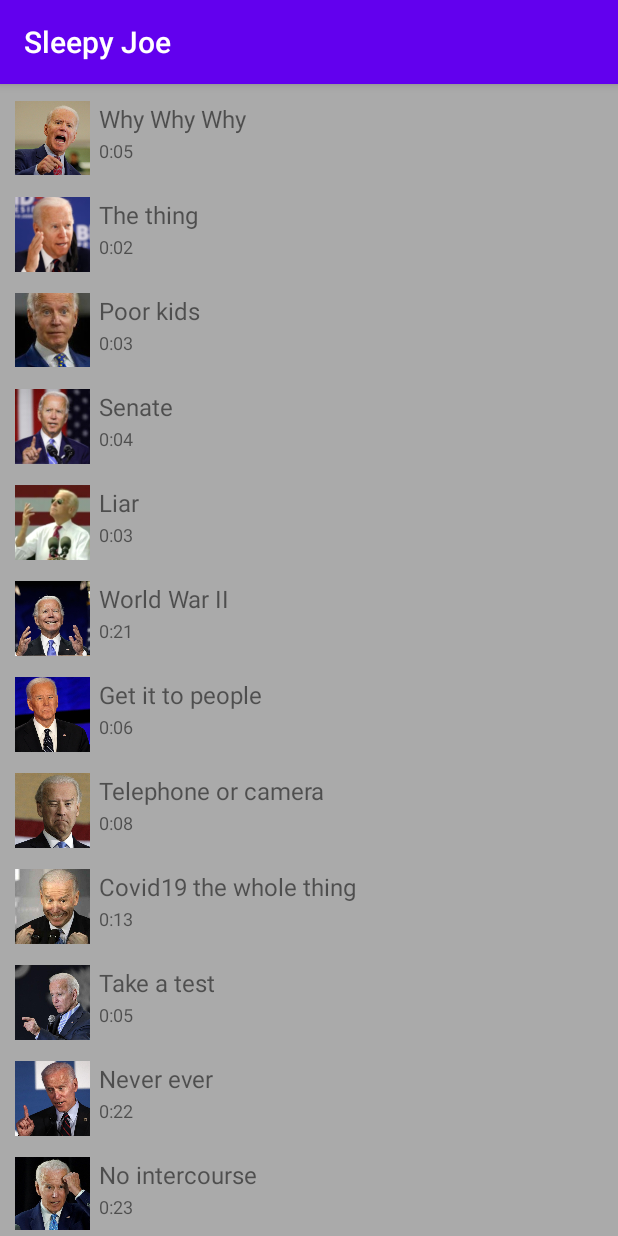
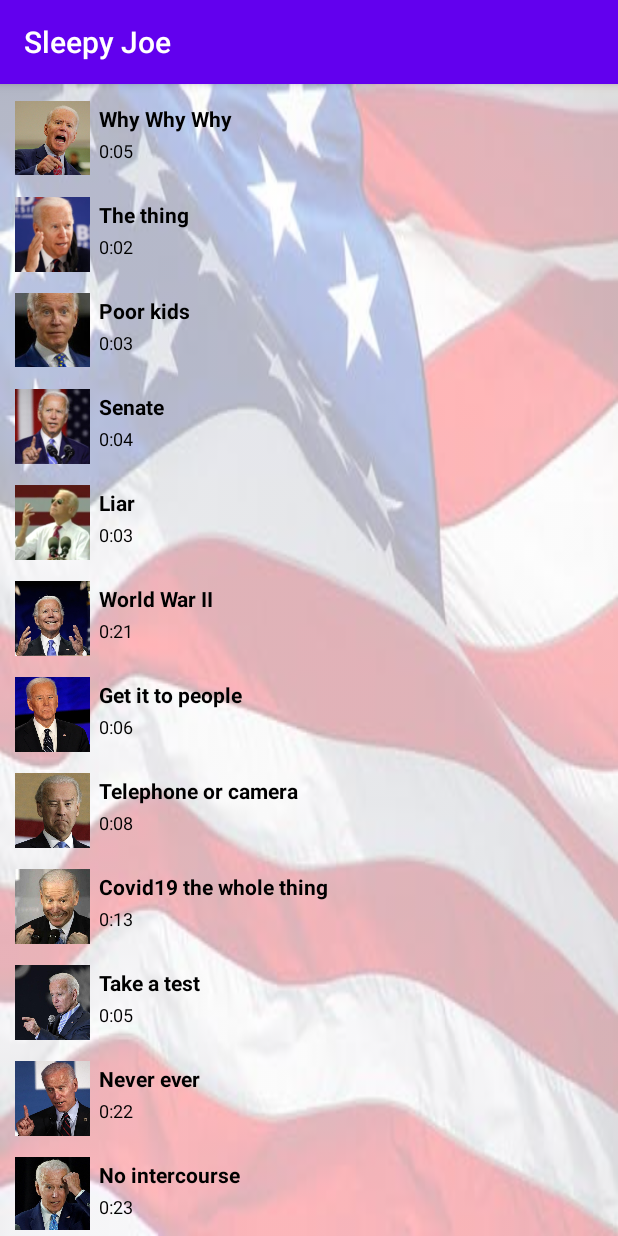
Before and after one commit to SonnyBurnett/SleepyJoe, an Android app: the screen it shows after launch (MainActivity), on a phone screen of 412 x 824 dp. Run offline under Robolectric (Android 15) with nearby library versions, the phone set to English and light mode, and no system bars.

Commit message:
new background

```diff
--- a/app/src/main/res/layout/activity_main.xml
+++ b/app/src/main/res/layout/activity_main.xml
@@ -10,7 +10,9 @@ android:layout_height="match_parent">
     android:layout_height="0dp"
     android:scrollbars="vertical"
     android:padding="4dp"
-    android:background="@android:color/darker_gray"
+    android:background="@drawable/amerikaansevlag"
+    android:backgroundTint="#AFFFFFFF"
+    android:backgroundTintMode="src_over"
     app:layout_constraintBottom_toBottomOf="parent"
     app:layout_constraintEnd_toEndOf="parent"
     app:layout_constraintStart_toStartOf="parent"
--- a/app/src/main/res/layout/row_layout.xml
+++ b/app/src/main/res/layout/row_layout.xml
@@ -15,18 +15,6 @@
         android:src="@mipmap/ic_launcher" />
 
     <TextView
-        android:id="@+id/secondLine"
-        android:layout_width="fill_parent"
-        android:layout_height="26dip"
-        android:layout_alignParentBottom="true"
-        android:layout_alignParentRight="true"
-        android:layout_toRightOf="@id/icon"
-        android:ellipsize="marquee"
-        android:text="Description"
-        android:textSize="12sp"
-        android:singleLine="true" />
-
-    <TextView
         android:id="@+id/firstLine"
         android:layout_width="fill_parent"
         android:layout_height="wrap_content"
@@ -36,7 +24,24 @@
         android:layout_alignWithParentIfMissing="true"
         android:layout_toRightOf="@id/icon"
         android:gravity="center_vertical"
-        android:text="Example application"
-        android:textSize="16sp" />
+        android:text="Title"
+        android:textStyle="bold"
+        android:textColor="@android:color/black"
+        android:textSize="14sp" />
+
+    <TextView
+        android:id="@+id/secondLine"
+        android:layout_width="fill_parent"
+        android:layout_height="26dip"
+        android:layout_alignParentBottom="true"
+        android:layout_alignParentRight="true"
+        android:layout_toRightOf="@id/icon"
+        android:ellipsize="marquee"
+        android:text="Duration"
+        android:textColor="@android:color/black"
+        android:textSize="12sp"
+        android:singleLine="true" />
+
+
 
 </RelativeLayout>
```
